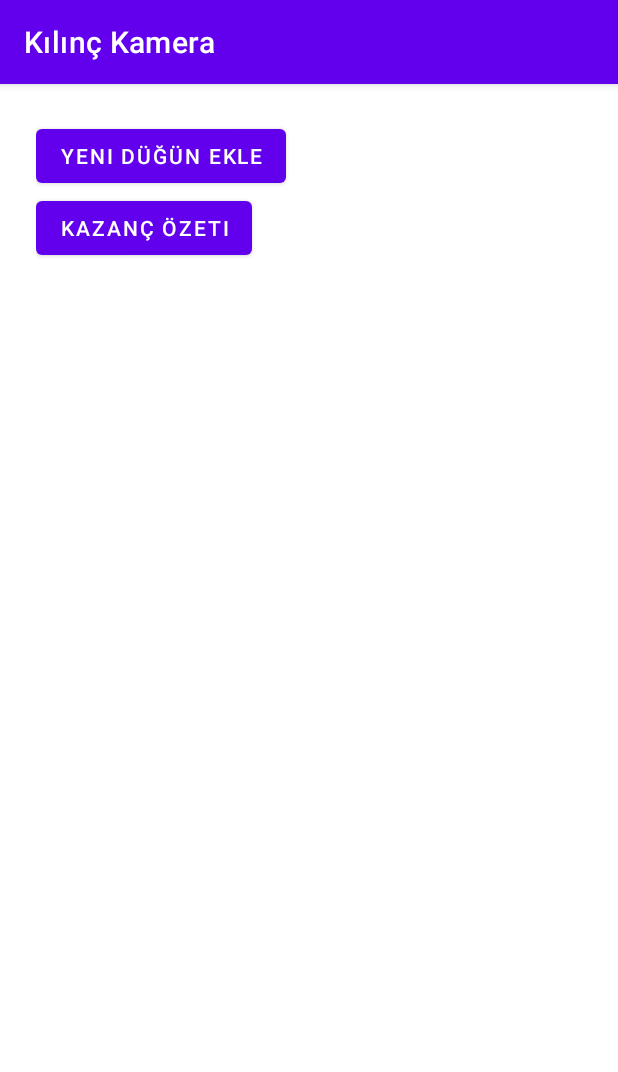
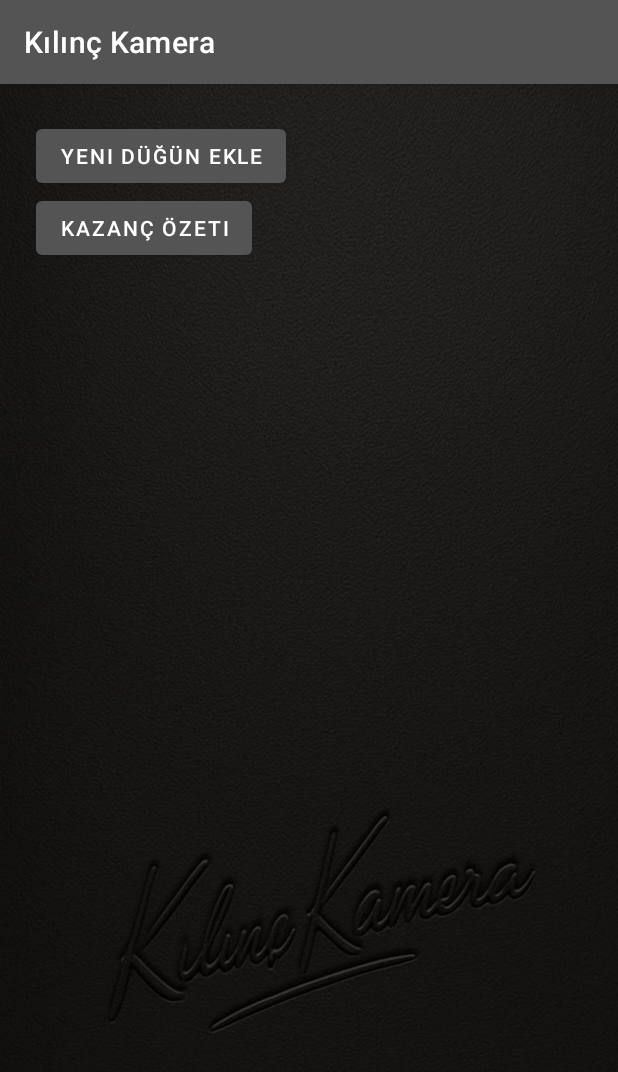
Before and after one commit to kilincthefurkan/KilincKamera, an Android app: the screen it shows after launch (MainActivity), on a phone screen of 412 x 824 dp. Shown: the top 1072 px of the screen. Run offline under Robolectric (Android 15) with nearby library versions, the phone set to English and light mode, and no system bars.

Commit message:
add düğünde başlık ortalandı ve font degişti bir kaç tasarım değiştirildi

```diff
--- a/app/build.gradle.kts
+++ b/app/build.gradle.kts
@@ -44,3 +44,7 @@ dependencies {
     androidTestImplementation(libs.androidx.junit)
     androidTestImplementation(libs.androidx.espresso.core)
 }
+
+dependencies {
+    implementation(libs.material)
+}
--- a/app/src/main/res/layout/activity_main.xml
+++ b/app/src/main/res/layout/activity_main.xml
@@ -1,8 +1,9 @@
 <?xml version="1.0" encoding="utf-8"?>
-<androidx.constraintlayout.widget.ConstraintLayout xmlns:android="http://schemas.android.com/apk/res/android"
+<androidx.constraintlayout.widget.ConstraintLayout
+    xmlns:android="http://schemas.android.com/apk/res/android"
     android:layout_width="match_parent"
-    android:layout_height="match_parent">
-
+    android:layout_height="match_parent"
+    android:background="@drawable/backpaper">
     <LinearLayout
         android:orientation="vertical" android:padding="24dp"
         android:layout_width="match_parent" android:layout_height="match_parent">
--- a/app/src/main/res/layout/activity_summary.xml
+++ b/app/src/main/res/layout/activity_summary.xml
@@ -3,7 +3,8 @@
     android:orientation="vertical"
     android:padding="24dp"
     android:layout_width="match_parent"
-    android:layout_height="match_parent">
+    android:layout_height="match_parent"
+    android:background="@drawable/backpaper">
 
     <TextView
         android:id="@+id/textViewToplamKazanc"
--- a/app/src/main/res/values/colors.xml
+++ b/app/src/main/res/values/colors.xml
@@ -1,10 +1,11 @@
 <?xml version="1.0" encoding="utf-8"?>
 <resources>
-    <color name="purple_200">#FFBB86FC</color>
-    <color name="purple_500">#FF6200EE</color>
-    <color name="purple_700">#FF3700B3</color>
+    <color name="purple_200">#464647</color>
+    <color name="purple_500">#858585</color>
+    <color name="purple_700">#424242</color>
     <color name="teal_200">#FF03DAC5</color>
     <color name="teal_700">#FF018786</color>
     <color name="black">#FF000000</color>
     <color name="white">#FFFFFFFF</color>
+    <color name="colorBackground">#FFFFFF</color>
 </resources>
--- a/app/src/main/res/values/strings.xml
+++ b/app/src/main/res/values/strings.xml
@@ -29,7 +29,7 @@
     <string name="toplam_kazanc_label">Toplam Kazanç: ₺%1$s</string>
     <string name="konum_sayaci">İzmir: %1$d | Aydın: %2$d | Diğer: %3$d</string>
     <string name="hint_aciklama">Açıklama (isteğe bağlı)</string>
-
+    <string name="btn_kaydet_text">Kaydet</string>
     <string name="konum_sayac">İzmir: %1$d | Aydın: %2$d | Diğer: %3$d</string>
 
 
--- a/app/src/main/res/values/themes.xml
+++ b/app/src/main/res/values/themes.xml
@@ -1,12 +1,14 @@
-<resources xmlns:tools="http://schemas.android.com/tools">
+<resources >
     <style name="Theme.KlnKamera" parent="Theme.MaterialComponents.DayNight.DarkActionBar">
         <!-- Customize your theme here -->
-        <item name="colorPrimary">@color/purple_500</item>
-        <item name="colorPrimaryVariant">@color/purple_700</item>
-        <item name="colorOnPrimary">@android:color/white</item>
+        <item name="colorPrimary">#545454</item>
+        <item name="colorPrimaryVariant">#AFAFAF</item>
+        <item name="colorOnPrimary">#FFFFFF</item>
+        <item name="colorSurface">#FFFFFF</item>
+        <item name="android:colorBackground">@color/colorBackground</item>
         <item name="colorSecondary">@color/teal_200</item>
         <item name="colorSecondaryVariant">@color/teal_700</item>
         <item name="colorOnSecondary">@android:color/white</item>
-        <item name="android:statusBarColor" tools:targetApi="l">@color/purple_700</item>
+        <item name="android:statusBarColor">@color/purple_700</item>
     </style>
 </resources>
--- a/gradle/libs.versions.toml
+++ b/gradle/libs.versions.toml
@@ -11,10 +11,11 @@ material = "1.12.0"
 [libraries]
 androidx-core-ktx = { group = "androidx.core", name = "core-ktx", version.ref = "coreKtx" }
 junit = { group = "junit", name = "junit", version.ref = "junit" }
+material = { group = "com.google.android.material", name = "material", version.ref = "material" }
 androidx-junit = { group = "androidx.test.ext", name = "junit", version.ref = "junitVersion" }
 androidx-espresso-core = { group = "androidx.test.espresso", name = "espresso-core", version.ref = "espressoCore" }
 androidx-appcompat = { group = "androidx.appcompat", name = "appcompat", version.ref = "appcompat" }
-material = { group = "com.google.android.material", name = "material", version.ref = "material" }
+
 
 [plugins]
 android-application = { id = "com.android.application", version.ref = "agp" }
```
Also changed, not shown: app/src/main/java/com/burak/klnkamera/AddDugunActivity.kt (+10 -10 lines), app/src/main/res/drawable/spinner_background.xml (added, +10 -0 lines), app/src/main/res/layout/activity_add_dugun.xml (+88 -35 lines), app/src/main/res/drawable/backpaper.jpeg (added), app/src/main/res/font/rsor.ttf (added), build.gradle.kts (line endings or trailing spaces).
